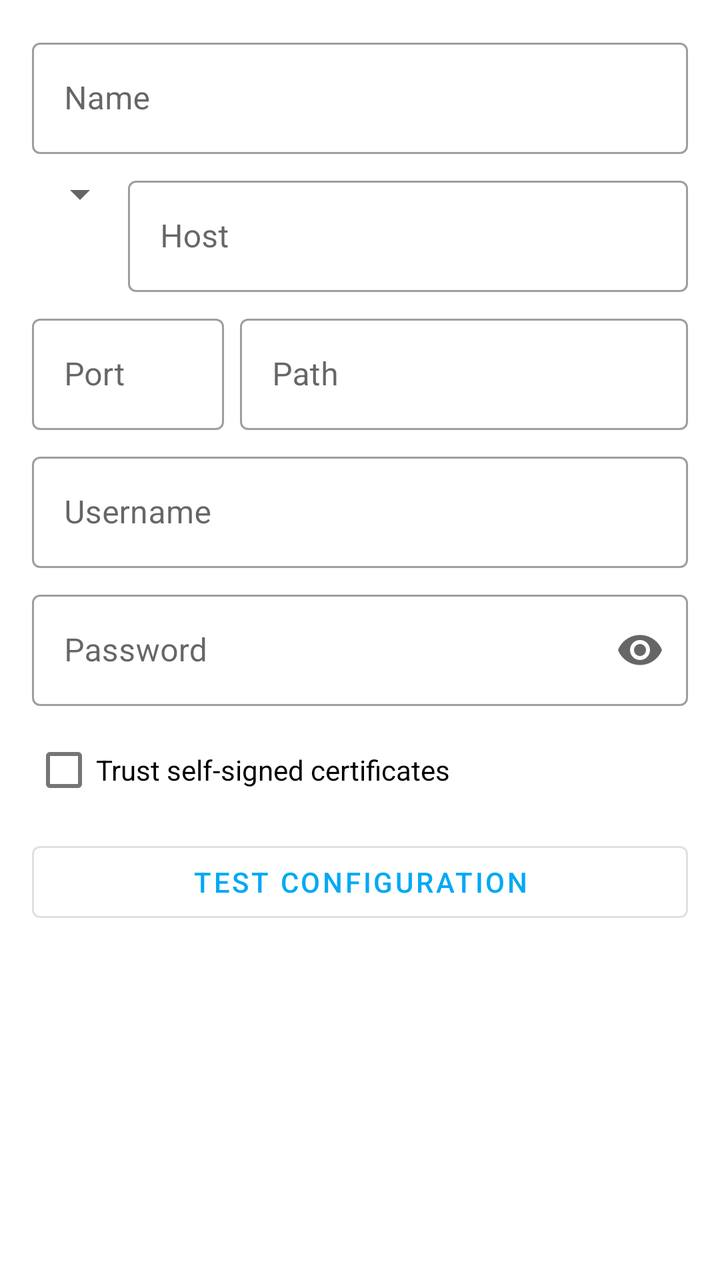
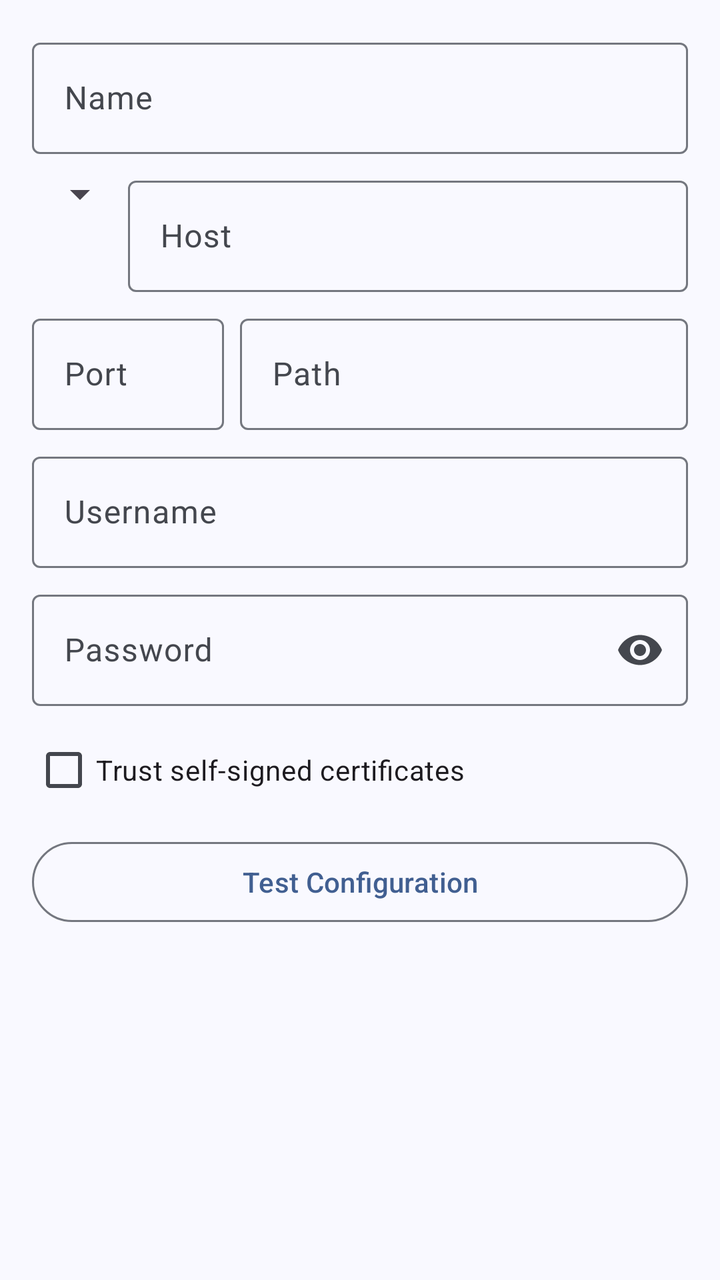

Screens rendered from an Android XML layout before and after an edit, with the pre-edit source and the edit as a unified diff.
<!-- AndroidManifest.xml: application theme AppTheme -->
<!-- res/layout/fragment_settings_add_edit_server.xml -->
<?xml version="1.0" encoding="utf-8"?>
<ScrollView xmlns:android="http://schemas.android.com/apk/res/android"
    xmlns:app="http://schemas.android.com/apk/res-auto"
    android:layout_width="match_parent"
    android:layout_height="match_parent"
    android:scrollbars="none">

    <androidx.constraintlayout.widget.ConstraintLayout
        android:layout_width="match_parent"
        android:layout_height="wrap_content">

        <com.google.android.material.progressindicator.LinearProgressIndicator
            android:id="@+id/progress_indicator"
            android:layout_width="0dp"
            android:layout_height="wrap_content"
            android:indeterminate="true"
            android:visibility="gone"
            app:layout_constraintEnd_toEndOf="parent"
            app:layout_constraintStart_toStartOf="parent"
            app:layout_constraintTop_toTopOf="parent" />

        <LinearLayout
            android:layout_width="match_parent"
            android:layout_height="wrap_content"
            android:orientation="vertical"
            android:padding="16dp"
            app:layout_constraintBottom_toBottomOf="parent"
            app:layout_constraintEnd_toEndOf="parent"
            app:layout_constraintStart_toStartOf="parent"
            app:layout_constraintTop_toTopOf="parent">

            <com.google.android.material.textfield.TextInputLayout
                android:id="@+id/input_layout_name"
                style="@style/Widget.MaterialComponents.TextInputLayout.OutlinedBox"
                android:layout_width="match_parent"
                android:layout_height="wrap_content"
                app:layout_constraintEnd_toEndOf="parent"
                app:layout_constraintStart_toStartOf="parent"
                app:layout_constraintTop_toTopOf="parent">

                <com.google.android.material.textfield.TextInputEditText
                    android:id="@+id/edit_name"
                    android:layout_width="match_parent"
                    android:layout_height="wrap_content"
                    android:hint="@string/settings_server_name"
                    android:inputType="text" />

            </com.google.android.material.textfield.TextInputLayout>

            <LinearLayout
                android:layout_width="match_parent"
                android:layout_height="wrap_content"
                android:layout_marginTop="8dp"
                android:orientation="horizontal">

                <Spinner
                    android:id="@+id/spinner_protocol"
                    android:layout_width="wrap_content"
                    android:layout_height="wrap_content" />

                <com.google.android.material.textfield.TextInputLayout
                    android:id="@+id/input_layout_host"
                    style="@style/Widget.MaterialComponents.TextInputLayout.OutlinedBox"
                    android:layout_width="match_parent"
                    android:layout_height="wrap_content"
                    app:layout_constraintEnd_toEndOf="parent"
                    app:layout_constraintStart_toStartOf="parent"
                    app:layout_constraintTop_toBottomOf="@id/edit_name">

                    <com.google.android.material.textfield.TextInputEditText
                        android:id="@+id/edit_host"
                        android:layout_width="match_parent"
                        android:layout_height="wrap_content"
                        android:hint="@string/settings_server_host"
                        android:inputType="textUri" />

                </com.google.android.material.textfield.TextInputLayout>

            </LinearLayout>

            <LinearLayout
                android:layout_width="match_parent"
                android:layout_height="wrap_content"
                android:layout_marginTop="8dp"
                android:orientation="horizontal">

                <com.google.android.material.textfield.TextInputLayout
                    android:id="@+id/input_layout_port"
                    style="@style/Widget.MaterialComponents.TextInputLayout.OutlinedBox"
                    android:layout_width="96dp"
                    android:layout_height="wrap_content"
                    app:layout_constraintEnd_toEndOf="parent"
                    app:layout_constraintStart_toStartOf="parent"
                    app:layout_constraintTop_toBottomOf="@id/edit_name">

                    <com.google.android.material.textfield.TextInputEditText
                        android:id="@+id/edit_port"
                        android:layout_width="match_parent"
                        android:layout_height="wrap_content"
                        android:hint="@string/settings_server_port"
                        android:inputType="number" />

                </com.google.android.material.textfield.TextInputLayout>

                <com.google.android.material.textfield.TextInputLayout
                    android:id="@+id/input_layout_path"
                    style="@style/Widget.MaterialComponents.TextInputLayout.OutlinedBox"
                    android:layout_width="match_parent"
                    android:layout_height="wrap_content"
                    android:layout_marginStart="8dp"
                    app:layout_constraintEnd_toEndOf="parent"
                    app:layout_constraintStart_toStartOf="parent"
                    app:layout_constraintTop_toBottomOf="@id/edit_name">

                    <com.google.android.material.textfield.TextInputEditText
                        android:id="@+id/edit_path"
                        android:layout_width="match_parent"
                        android:layout_height="wrap_content"
                        android:hint="@string/settings_server_path"
                        android:inputType="textUri" />

                </com.google.android.material.textfield.TextInputLayout>

            </LinearLayout>

            <com.google.android.material.textfield.TextInputLayout
                android:id="@+id/input_layout_username"
                style="@style/Widget.MaterialComponents.TextInputLayout.OutlinedBox"
                android:layout_width="match_parent"
                android:layout_height="wrap_content"
                android:layout_marginTop="8dp"
                app:layout_constraintEnd_toEndOf="parent"
                app:layout_constraintStart_toStartOf="parent"
                app:layout_constraintTop_toBottomOf="@id/edit_name">

                <com.google.android.material.textfield.TextInputEditText
                    android:id="@+id/edit_username"
                    android:layout_width="match_parent"
                    android:layout_height="wrap_content"
                    android:hint="@string/settings_server_username"
                    android:inputType="text" />

            </com.google.android.material.textfield.TextInputLayout>

            <com.google.android.material.textfield.TextInputLayout
                android:id="@+id/input_layout_password"
                style="@style/Widget.MaterialComponents.TextInputLayout.OutlinedBox"
                android:layout_width="match_parent"
                android:layout_height="wrap_content"
                android:layout_marginTop="8dp"
                app:endIconMode="password_toggle"
                app:layout_constraintEnd_toEndOf="parent"
                app:layout_constraintStart_toStartOf="parent"
                app:layout_constraintTop_toBottomOf="@id/edit_name">

                <com.google.android.material.textfield.TextInputEditText
                    android:id="@+id/edit_password"
                    android:layout_width="match_parent"
                    android:layout_height="wrap_content"
                    android:hint="@string/settings_server_password"
                    android:inputType="textPassword" />

            </com.google.android.material.textfield.TextInputLayout>

            <com.google.android.material.checkbox.MaterialCheckBox
                android:id="@+id/checkbox_trust_self_signed"
                android:layout_width="match_parent"
                android:layout_height="wrap_content"
                android:layout_marginTop="8dp"
                android:text="@string/settings_server_trust_self_signed_certificates" />

            <com.google.android.material.button.MaterialButton
                android:id="@+id/button_test"
                style="@style/Widget.MaterialComponents.Button.OutlinedButton"
                android:layout_width="match_parent"
                android:layout_height="wrap_content"
                android:layout_marginTop="8dp"
                android:text="@string/settings_server_test_configuration"
                android:textAlignment="center" />

        </LinearLayout>

    </androidx.constraintlayout.widget.ConstraintLayout>

</ScrollView>
<!-- resources referenced by this layout -->
<resources>
  <style name="AppTheme" parent="Theme.MaterialComponents.DayNight.NoActionBar">
          <item name="colorPrimary">@color/color_primary</item>
          <item name="colorPrimaryDark">@color/color_primary_dark</item>
          <item name="colorPrimaryVariant">@color/color_primary_variant</item>
          <item name="colorOnPrimary">@color/color_on_primary</item>
  
          <item name="colorSecondary">@color/color_secondary</item>
          <item name="colorSecondaryVariant">@color/color_secondary_variant</item>
          <item name="colorOnSecondary">@color/color_on_secondary</item>
  
          <item name="windowActionModeOverlay">true</item>
          <item name="actionBarTheme">@style/AppTheme.ToolbarOverlay</item>
  
          <item name="android:textAlignment">viewStart</item>
  
          <item name="snackbarTextViewStyle">@style/AppTheme.SnackbarTextViewStyle</item>
  
          <item name="android:statusBarColor">@color/status_bar_color</item>
          <item name="android:navigationBarColor">@color/navigation_bar_color</item>
      </style>
  <color name="color_primary">#03A9F4</color>
  <color name="color_primary_dark">#007AC1</color>
  <color name="color_primary_variant">#007AC1</color>
  <color name="color_on_primary">#FFFFFF</color>
  <color name="color_secondary">#FFB300</color>
  <color name="color_secondary_variant">#C68400</color>
  <color name="color_on_secondary">#000000</color>
  <style name="AppTheme.ToolbarOverlay" parent="ThemeOverlay.MaterialComponents.Dark.ActionBar" />
  <style name="AppTheme.SnackbarTextViewStyle" parent="Widget.MaterialComponents.Snackbar.TextView">
          <item name="android:maxLines">15</item>
      </style>
  <color name="status_bar_color">@color/color_primary</color>
  <color name="navigation_bar_color">@android:color/transparent</color>
  <!-- unchanged entries left out for length: 8 -->
</resources>

<!-- the commit's change to res/layout/fragment_settings_add_edit_server.xml (unified diff, before → after) -->
@@ -31,7 +31,7 @@
 
             <com.google.android.material.textfield.TextInputLayout
                 android:id="@+id/input_layout_name"
-                style="@style/Widget.MaterialComponents.TextInputLayout.OutlinedBox"
+                style="@style/Widget.Material3.TextInputLayout.OutlinedBox"
                 android:layout_width="match_parent"
                 android:layout_height="wrap_content"
                 app:layout_constraintEnd_toEndOf="parent"
@@ -60,7 +60,7 @@
 
                 <com.google.android.material.textfield.TextInputLayout
                     android:id="@+id/input_layout_host"
-                    style="@style/Widget.MaterialComponents.TextInputLayout.OutlinedBox"
+                    style="@style/Widget.Material3.TextInputLayout.OutlinedBox"
                     android:layout_width="match_parent"
                     android:layout_height="wrap_content"
                     app:layout_constraintEnd_toEndOf="parent"
@@ -86,7 +86,7 @@
 
                 <com.google.android.material.textfield.TextInputLayout
                     android:id="@+id/input_layout_port"
-                    style="@style/Widget.MaterialComponents.TextInputLayout.OutlinedBox"
+                    style="@style/Widget.Material3.TextInputLayout.OutlinedBox"
                     android:layout_width="96dp"
                     android:layout_height="wrap_content"
                     app:layout_constraintEnd_toEndOf="parent"
@@ -104,7 +104,7 @@
 
                 <com.google.android.material.textfield.TextInputLayout
                     android:id="@+id/input_layout_path"
-                    style="@style/Widget.MaterialComponents.TextInputLayout.OutlinedBox"
+                    style="@style/Widget.Material3.TextInputLayout.OutlinedBox"
                     android:layout_width="match_parent"
                     android:layout_height="wrap_content"
                     android:layout_marginStart="8dp"
@@ -125,7 +125,7 @@
 
             <com.google.android.material.textfield.TextInputLayout
                 android:id="@+id/input_layout_username"
-                style="@style/Widget.MaterialComponents.TextInputLayout.OutlinedBox"
+                style="@style/Widget.Material3.TextInputLayout.OutlinedBox"
                 android:layout_width="match_parent"
                 android:layout_height="wrap_content"
                 android:layout_marginTop="8dp"
@@ -144,7 +144,7 @@
 
             <com.google.android.material.textfield.TextInputLayout
                 android:id="@+id/input_layout_password"
-                style="@style/Widget.MaterialComponents.TextInputLayout.OutlinedBox"
+                style="@style/Widget.Material3.TextInputLayout.OutlinedBox"
                 android:layout_width="match_parent"
                 android:layout_height="wrap_content"
                 android:layout_marginTop="8dp"
@@ -171,7 +171,7 @@
 
             <com.google.android.material.button.MaterialButton
                 android:id="@+id/button_test"
-                style="@style/Widget.MaterialComponents.Button.OutlinedButton"
+                style="@style/Widget.Material3.Button.OutlinedButton"
                 android:layout_width="match_parent"
                 android:layout_height="wrap_content"
                 android:layout_marginTop="8dp"
<!-- resource entries referenced after the edit -->
@@ -1,38 +1,107 @@
 <!-- resources referenced by this layout -->
 <resources>
-  <style name="AppTheme" parent="Theme.MaterialComponents.DayNight.NoActionBar">
-          <item name="colorPrimary">@color/color_primary</item>
-          <item name="colorPrimaryDark">@color/color_primary_dark</item>
-          <item name="colorPrimaryVariant">@color/color_primary_variant</item>
-          <item name="colorOnPrimary">@color/color_on_primary</item>
+  <style name="AppTheme" parent="Theme.Material3.DayNight.NoActionBar">
+          <item name="colorPrimary">@color/md_theme_primary</item>
+          <item name="colorOnPrimary">@color/md_theme_onPrimary</item>
+          <item name="colorPrimaryContainer">@color/md_theme_primaryContainer</item>
+          <item name="colorOnPrimaryContainer">@color/md_theme_onPrimaryContainer</item>
+          <item name="colorSecondary">@color/md_theme_secondary</item>
+          <item name="colorOnSecondary">@color/md_theme_onSecondary</item>
+          <item name="colorSecondaryContainer">@color/md_theme_secondaryContainer</item>
+          <item name="colorOnSecondaryContainer">@color/md_theme_onSecondaryContainer</item>
+          <item name="colorTertiary">@color/md_theme_tertiary</item>
+          <item name="colorOnTertiary">@color/md_theme_onTertiary</item>
+          <item name="colorTertiaryContainer">@color/md_theme_tertiaryContainer</item>
+          <item name="colorOnTertiaryContainer">@color/md_theme_onTertiaryContainer</item>
+          <item name="colorError">@color/md_theme_error</item>
+          <item name="colorOnError">@color/md_theme_onError</item>
+          <item name="colorErrorContainer">@color/md_theme_errorContainer</item>
+          <item name="colorOnErrorContainer">@color/md_theme_onErrorContainer</item>
+          <item name="android:colorBackground">@color/md_theme_background</item>
+          <item name="colorOnBackground">@color/md_theme_onBackground</item>
+          <item name="colorSurface">@color/md_theme_surface</item>
+          <item name="colorOnSurface">@color/md_theme_onSurface</item>
+          <item name="colorSurfaceVariant">@color/md_theme_surfaceVariant</item>
+          <item name="colorOnSurfaceVariant">@color/md_theme_onSurfaceVariant</item>
+          <item name="colorOutline">@color/md_theme_outline</item>
+          <item name="colorOutlineVariant">@color/md_theme_outlineVariant</item>
+          <item name="colorSurfaceInverse">@color/md_theme_inverseSurface</item>
+          <item name="colorOnSurfaceInverse">@color/md_theme_inverseOnSurface</item>
+          <item name="colorPrimaryInverse">@color/md_theme_inversePrimary</item>
+          <item name="colorPrimaryFixed">@color/md_theme_primaryFixed</item>
+          <item name="colorOnPrimaryFixed">@color/md_theme_onPrimaryFixed</item>
+          <item name="colorPrimaryFixedDim">@color/md_theme_primaryFixedDim</item>
+          <item name="colorOnPrimaryFixedVariant">@color/md_theme_onPrimaryFixedVariant</item>
+          <item name="colorSecondaryFixed">@color/md_theme_secondaryFixed</item>
+          <item name="colorOnSecondaryFixed">@color/md_theme_onSecondaryFixed</item>
+          <item name="colorSecondaryFixedDim">@color/md_theme_secondaryFixedDim</item>
+          <item name="colorOnSecondaryFixedVariant">@color/md_theme_onSecondaryFixedVariant</item>
+          <item name="colorTertiaryFixed">@color/md_theme_tertiaryFixed</item>
+          <item name="colorOnTertiaryFixed">@color/md_theme_onTertiaryFixed</item>
+          <item name="colorTertiaryFixedDim">@color/md_theme_tertiaryFixedDim</item>
+          <item name="colorOnTertiaryFixedVariant">@color/md_theme_onTertiaryFixedVariant</item>
+          <item name="colorSurfaceDim">@color/md_theme_surfaceDim</item>
+          <item name="colorSurfaceBright">@color/md_theme_surfaceBright</item>
+          <item name="colorSurfaceContainerLowest">@color/md_theme_surfaceContainerLowest</item>
+          <item name="colorSurfaceContainerLow">@color/md_theme_surfaceContainerLow</item>
+          <item name="colorSurfaceContainer">@color/md_theme_surfaceContainer</item>
+          <item name="colorSurfaceContainerHigh">@color/md_theme_surfaceContainerHigh</item>
+          <item name="colorSurfaceContainerHighest">@color/md_theme_surfaceContainerHighest</item>
   
-          <item name="colorSecondary">@color/color_secondary</item>
-          <item name="colorSecondaryVariant">@color/color_secondary_variant</item>
-          <item name="colorOnSecondary">@color/color_on_secondary</item>
+          <item name="materialCardViewStyle">@style/Widget.Material3.CardView.Elevated</item>
+          <item name="snackbarTextViewStyle">@style/AppTheme.SnackbarTextViewStyle</item>
   
           <item name="windowActionModeOverlay">true</item>
-          <item name="actionBarTheme">@style/AppTheme.ToolbarOverlay</item>
-  
-          <item name="android:textAlignment">viewStart</item>
-  
-          <item name="snackbarTextViewStyle">@style/AppTheme.SnackbarTextViewStyle</item>
-  
-          <item name="android:statusBarColor">@color/status_bar_color</item>
-          <item name="android:navigationBarColor">@color/navigation_bar_color</item>
       </style>
-  <color name="color_primary">#03A9F4</color>
-  <color name="color_primary_dark">#007AC1</color>
-  <color name="color_primary_variant">#007AC1</color>
-  <color name="color_on_primary">#FFFFFF</color>
-  <color name="color_secondary">#FFB300</color>
-  <color name="color_secondary_variant">#C68400</color>
-  <color name="color_on_secondary">#000000</color>
-  <style name="AppTheme.ToolbarOverlay" parent="ThemeOverlay.MaterialComponents.Dark.ActionBar" />
-  <style name="AppTheme.SnackbarTextViewStyle" parent="Widget.MaterialComponents.Snackbar.TextView">
+  <color name="md_theme_primary">#415F91</color>
+  <color name="md_theme_onPrimary">#FFFFFF</color>
+  <color name="md_theme_primaryContainer">#D6E3FF</color>
+  <color name="md_theme_onPrimaryContainer">#001B3E</color>
+  <color name="md_theme_secondary">#565F71</color>
+  <color name="md_theme_onSecondary">#FFFFFF</color>
+  <color name="md_theme_secondaryContainer">#DAE2F9</color>
+  <color name="md_theme_onSecondaryContainer">#131C2B</color>
+  <color name="md_theme_tertiary">#705575</color>
+  <color name="md_theme_onTertiary">#FFFFFF</color>
+  <color name="md_theme_tertiaryContainer">#FAD8FD</color>
+  <color name="md_theme_onTertiaryContainer">#28132E</color>
+  <color name="md_theme_error">#BA1A1A</color>
+  <color name="md_theme_onError">#FFFFFF</color>
+  <color name="md_theme_errorContainer">#FFDAD6</color>
+  <color name="md_theme_onErrorContainer">#410002</color>
+  <color name="md_theme_background">#F9F9FF</color>
+  <color name="md_theme_onBackground">#191C20</color>
+  <color name="md_theme_surface">#F9F9FF</color>
+  <color name="md_theme_onSurface">#191C20</color>
+  <color name="md_theme_surfaceVariant">#E0E2EC</color>
+  <color name="md_theme_onSurfaceVariant">#44474E</color>
+  <color name="md_theme_outline">#74777F</color>
+  <color name="md_theme_outlineVariant">#C4C6D0</color>
+  <color name="md_theme_inverseSurface">#2E3036</color>
+  <color name="md_theme_inverseOnSurface">#F0F0F7</color>
+  <color name="md_theme_inversePrimary">#AAC7FF</color>
+  <color name="md_theme_primaryFixed">#D6E3FF</color>
+  <color name="md_theme_onPrimaryFixed">#001B3E</color>
+  <color name="md_theme_primaryFixedDim">#AAC7FF</color>
+  <color name="md_theme_onPrimaryFixedVariant">#284777</color>
+  <color name="md_theme_secondaryFixed">#DAE2F9</color>
+  <color name="md_theme_onSecondaryFixed">#131C2B</color>
+  <color name="md_theme_secondaryFixedDim">#BEC6DC</color>
+  <color name="md_theme_onSecondaryFixedVariant">#3E4759</color>
+  <color name="md_theme_tertiaryFixed">#FAD8FD</color>
+  <color name="md_theme_onTertiaryFixed">#28132E</color>
+  <color name="md_theme_tertiaryFixedDim">#DDBCE0</color>
+  <color name="md_theme_onTertiaryFixedVariant">#573E5C</color>
+  <color name="md_theme_surfaceDim">#D9D9E0</color>
+  <color name="md_theme_surfaceBright">#F9F9FF</color>
+  <color name="md_theme_surfaceContainerLowest">#FFFFFF</color>
+  <color name="md_theme_surfaceContainerLow">#F3F3FA</color>
+  <color name="md_theme_surfaceContainer">#EDEDF4</color>
+  <color name="md_theme_surfaceContainerHigh">#E7E8EE</color>
+  <color name="md_theme_surfaceContainerHighest">#E2E2E9</color>
+  <style name="AppTheme.SnackbarTextViewStyle" parent="Widget.Material3.Snackbar.TextView">
           <item name="android:maxLines">15</item>
       </style>
-  <color name="status_bar_color">@color/color_primary</color>
-  <color name="navigation_bar_color">@android:color/transparent</color>
   <!-- unchanged entries left out for length: 8 -->
 </resources>
 
